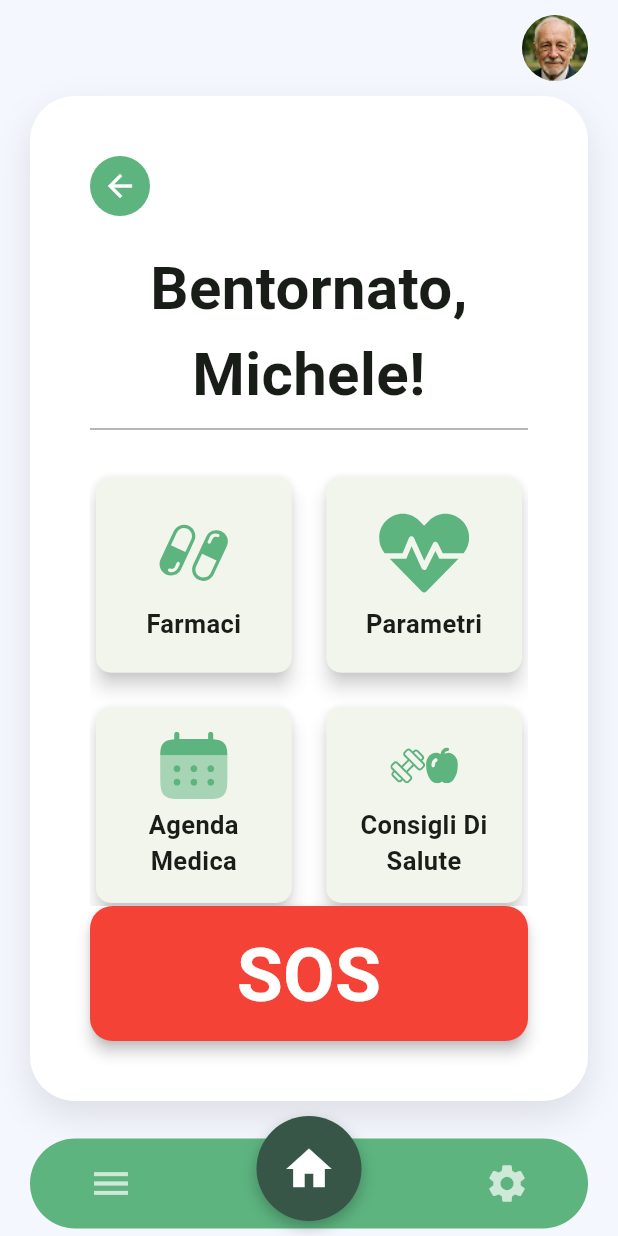
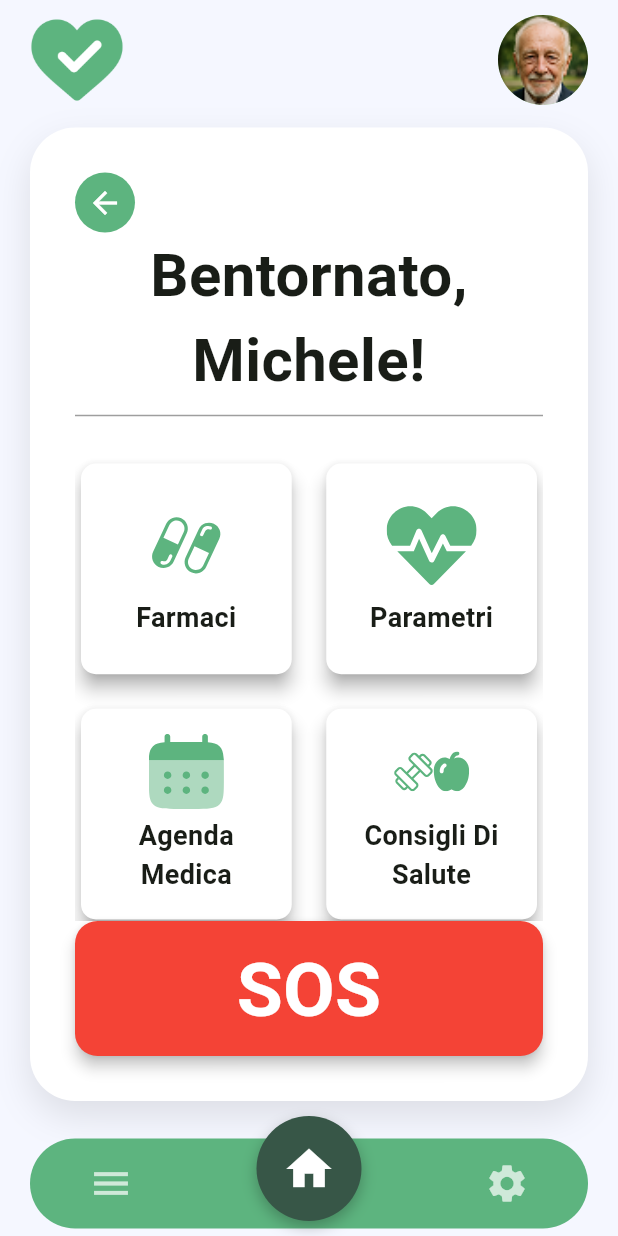
Before and after one commit to Lucacpt/WellYess, a Flutter app: the screen it shows after launch, on a phone screen of 412 x 824 dp. Run offline on Flutter 3.47's test engine with Material 3 defaults, Android fonts, the phone set to English and light mode, and no system bars; our stand-ins replace flutter_svg.

Commit message:
fix: - general layout of homepage
add:
- wellyess logo

```diff
--- a/wellyess/lib/homepage.dart
+++ b/wellyess/lib/homepage.dart
@@ -31,7 +31,6 @@ class HomePage extends StatelessWidget {
               ),
             ),
           ),
-          const SizedBox(height: 20),
           const Text(
             "Bentornato,\nMichele!",
             textAlign: TextAlign.center,
@@ -75,8 +74,8 @@ class HomePage extends StatelessWidget {
                 FeatureCard(
                   icon: SvgPicture.asset(
                     'assets/icons/calendar.svg',
-                    height: 45,
-                    width: 45,
+                    height: 50,
+                    width: 50,
                     color: const Color(0xFF5DB47F),
                   ),
                   label: "Agenda Medica",
@@ -85,8 +84,8 @@ class HomePage extends StatelessWidget {
                 FeatureCard(
                   icon: SvgPicture.asset(
                     'assets/icons/sport_food.svg',
-                    height: 45,
-                    width: 45,
+                    height: 50,
+                    width: 50,
                     color: const Color(0xFF5DB47F),
                   ),
                   label: "Consigli Di\nSalute",
--- a/wellyess/lib/widgets/base_layout.dart
+++ b/wellyess/lib/widgets/base_layout.dart
@@ -1,5 +1,6 @@
 import 'package:flutter/material.dart';
 import 'bottom_navbar.dart';
+import 'go_back_button.dart';
 
 class BaseLayout extends StatelessWidget {
   final Widget child;
@@ -21,34 +22,31 @@ class BaseLayout extends StatelessWidget {
         child: Stack(
           children: [
             Padding(
-              padding: const EdgeInsets.fromLTRB(20, 10, 20, 90), // margine inferiore per navbar
+              padding: const EdgeInsets.fromLTRB(20, 10, 20, 90), // margine inferiore per la navbar
               child: Column(
                 crossAxisAlignment: CrossAxisAlignment.start,
                 children: [
-                  // RIGA SUPERIORE con back e avatar (più in alto)
+                  // RIGA SUPERIORE con logo e avatar
                   Row(
                     mainAxisAlignment: MainAxisAlignment.spaceBetween,
                     children: [
-                      if (onBackPressed != null)
-                        IconButton(
-                          icon: const Icon(Icons.arrow_back),
-                          onPressed: onBackPressed,
-                          padding: EdgeInsets.zero,
-                          constraints: const BoxConstraints(),
-                        ),
-                      const Spacer(),
+                      Image.asset(
+                        'assets/logo/wellyess.png',
+                        height: 55,
+                      ),
                       const CircleAvatar(
-                        radius: 22,
+                        radius: 30,
                         backgroundImage: AssetImage('assets/images/elder_profile_pic.png'),
                       ),
                     ],
                   ),
-                  const SizedBox(height: 10), // spazio verticale più piccolo
 
-                  // Container principale con contenuto variabile
+                  const SizedBox(height: 15), // spazio extra tra logo/avatar e contenuto
+
+                  // CONTAINER PRINCIPALE
                   Expanded(
                     child: Container(
-                      padding: const EdgeInsets.all(40),
+                      padding: const EdgeInsets.all(30),
                       decoration: BoxDecoration(
                         color: Colors.white,
                         borderRadius: BorderRadius.circular(30),
@@ -56,18 +54,30 @@ class BaseLayout extends StatelessWidget {
                           BoxShadow(
                             color: Colors.black.withOpacity(0.1),
                             blurRadius: 20,
-                            offset: const Offset(0, 10)
-                          )
-                        ]
+                            offset: const Offset(0, 10),
+                          ),
+                        ],
                       ),
-                      child: child,
+                      child: Column(
+                        crossAxisAlignment: CrossAxisAlignment.start,
+                        children: [
+                          // Freccia indietro
+                          if (onBackPressed != null) ...[
+                            BackCircleButton(onPressed: onBackPressed),
+                            const SizedBox(height: 20),
+                          ],
+
+                          // Contenuto della pagina
+                          Expanded(child: child),
+                        ],
+                      ),
                     ),
                   ),
                 ],
               ),
             ),
 
-            // Navbar in fondo
+            // NAVBAR IN FONDO
             Positioned(
               left: 0,
               right: 0,
--- a/wellyess/lib/widgets/feature_card.dart
+++ b/wellyess/lib/widgets/feature_card.dart
@@ -28,8 +28,9 @@ class FeatureCard extends StatelessWidget {
   Widget build(BuildContext context) {
     // Restituisce un widget Card con ombra e bordi arrotondati
     return Card(
+      color: Colors.white,  // Colore di sfondo della card
       elevation: 5, // Altezza dell'ombra della card
-      shadowColor: Colors.grey.shade300,  // Colore dell'ombra della card
+      shadowColor: Colors.grey.shade500,  // Colore dell'ombra della card
       shape: RoundedRectangleBorder(borderRadius: BorderRadius.circular(10)),   // Bordo arrotondato della card
       // Il widget InkWell permette di rilevare i tocchi e applicare un effetto visivo
       child: InkWell(
@@ -51,7 +52,7 @@ class FeatureCard extends StatelessWidget {
                 textAlign: TextAlign.center,  // Allinea il testo al centro
                 // Stile del testo
                 style: const TextStyle(
-                  fontSize: 17,
+                  fontSize: 18,
                   fontWeight: FontWeight.bold,  // Peso del font
                 ),
               ),
--- a/wellyess/pubspec.yaml
+++ b/wellyess/pubspec.yaml
@@ -34,3 +34,4 @@ flutter:
   - assets/icons/pills.svg
   - assets/icons/sport_food.svg
   - assets/images/elder_profile_pic.png
+  - assets/logo/wellyess.png
```
Also changed, not shown: wellyess/assets/logo/Logo.svg (deleted), wellyess/assets/logo/wellyess.png (added).
